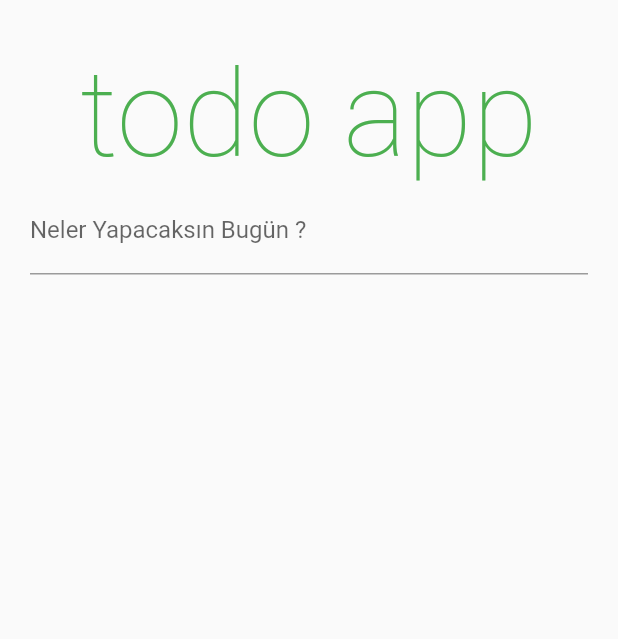
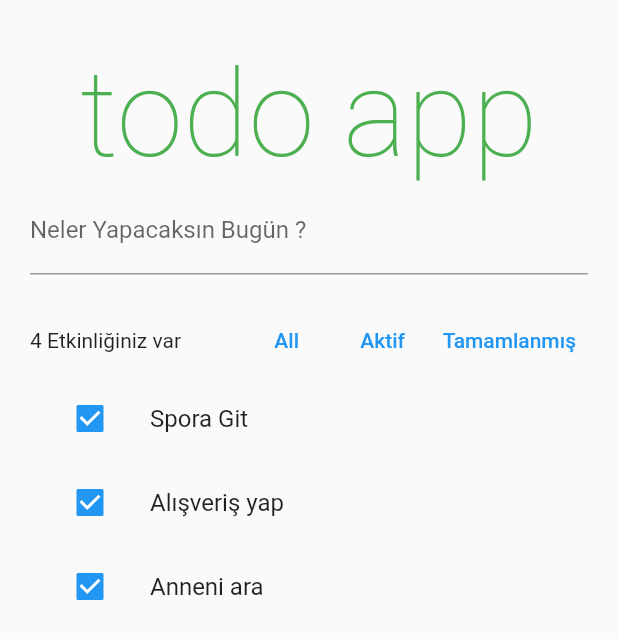
Before and after one commit to seheerst/TodoListApp, a Flutter app: the TodoApp screen opened directly, on a phone screen of 412 x 824 dp. Shown: the top 639 px of the screen. Run offline on Flutter 3.47's test engine with Material 2 defaults, Android fonts, the phone set to English and light mode, and no system bars.

Commit message:
feat: ui design complated

```diff
--- a/lib/todoApp.dart
+++ b/lib/todoApp.dart
@@ -1,10 +1,22 @@
 import 'package:flutter/material.dart';
 import 'package:todolist_app/Widgets/title_widget.dart';
+import 'package:todolist_app/Widgets/todoListItem_widget.dart';
+import 'package:todolist_app/Widgets/toolbar_widget.dart';
+import 'package:todolist_app/models/todo_model.dart';
+import 'package:uuid/uuid.dart';
 
 class TodoApp extends StatelessWidget {
+
   TodoApp({Key? key}) : super(key: key);
 
   final newTodoController = TextEditingController();
+
+  List<TodoModel> allTodos = [
+    TodoModel(id: Uuid().v4(), description: 'Spora Git'),
+    TodoModel(id: Uuid().v4(), description: 'Alışveriş yap'),
+    TodoModel(id: Uuid().v4(), description: 'Anneni ara'),
+  ];
+
   @override
   Widget build(BuildContext context) {
     return Scaffold(
@@ -19,7 +31,10 @@ class TodoApp extends StatelessWidget {
                   const InputDecoration(labelText: 'Neler Yapacaksın Bugün ?'),
               onSubmitted: (newTodo) {},
             ),
-            const SizedBox(height: 20,)
+            const SizedBox(height: 20,),
+            const ToolbarWidget(),
+            for(var i =0; i< allTodos.length;i++)
+              Dismissible(key:ValueKey(allTodos[i].id),child: TodoListItemWidget(item: allTodos[i],))
           ],
         ),
       ),
```
Also changed, not shown: lib/main.dart (+2 -95 lines).
